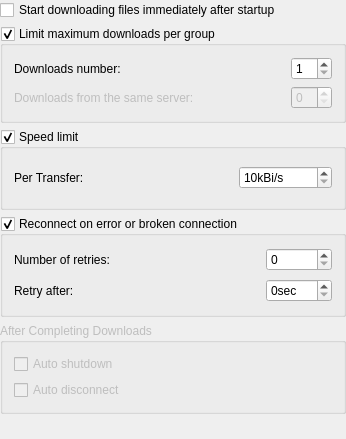
Above: conf/dlgnetwork.ui from KDE/kget before the change. Below: the same form after it.
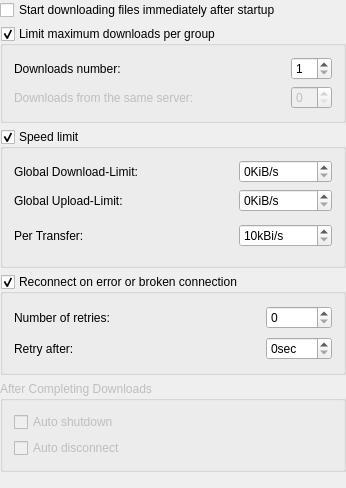
That is the form after the change.

Commit message: *Add new TransferGroupScheduler class *Add support for Global-Speedlimits in it *Add configuration option to the config-dialog *Better usage for p2p-plugins in Transfer-Groups    *speed ---> downloadSpeed    *processedSize ---> downloadedSize

```diff
--- a/conf/dlgnetwork.ui
+++ b/conf/dlgnetwork.ui
@@ -6,7 +6,7 @@
     <x>0</x>
     <y>0</y>
     <width>346</width>
-    <height>439</height>
+    <height>488</height>
    </rect>
   </property>
   <layout class="QVBoxLayout" >
@@ -94,14 +94,14 @@
       <bool>true</bool>
      </property>
      <layout class="QGridLayout" >
-      <item row="0" column="0" >
+      <item row="2" column="0" >
        <widget class="QLabel" name="lb_per_transfer" >
         <property name="text" >
          <string>Per Transfer:</string>
         </property>
        </widget>
       </item>
-      <item row="0" column="1" >
+      <item row="2" column="1" >
        <spacer>
         <property name="orientation" >
          <enum>Qt::Horizontal</enum>
@@ -117,7 +117,7 @@
         </property>
        </spacer>
       </item>
-      <item row="0" column="2" >
+      <item row="2" column="2" >
        <widget class="QSpinBox" name="kcfg_TransferSpeedLimit" >
         <property name="suffix" >
          <string>kBi/s</string>
@@ -133,6 +133,60 @@
         </property>
        </widget>
       </item>
+      <item row="0" column="0" >
+       <widget class="QLabel" name="dllimitlb" >
+        <property name="text" >
+         <string>Global Download-Limit:</string>
+        </property>
+       </widget>
+      </item>
+      <item row="1" column="0" >
+       <widget class="QLabel" name="label_2" >
+        <property name="text" >
+         <string>Global Upload-Limit:</string>
+        </property>
+       </widget>
+      </item>
+      <item row="0" column="2" >
+       <widget class="QSpinBox" name="kcfg_GlobalDownloadLimit" >
+        <property name="suffix" >
+         <string>KiB/s</string>
+        </property>
+       </widget>
+      </item>
+      <item row="1" column="2" >
+       <widget class="QSpinBox" name="kcfg_GlobalUploadLimit" >
+        <property name="suffix" >
+         <string>KiB/s</string>
+        </property>
+       </widget>
+      </item>
+      <item row="0" column="1" >
+       <spacer>
+        <property name="orientation" >
+         <enum>Qt::Horizontal</enum>
+        </property>
+        <property name="sizeHint" >
+         <size>
+          <width>40</width>
+          <height>20</height>
+         </size>
+        </property>
+       </spacer>
+      </item>
+      <item row="1" column="1" >
+       <spacer>
+        <property name="orientation" >
+         <enum>Qt::Horizontal</enum>
+        </property>
+        <property name="sizeHint" >
+         <size>
+          <width>40</width>
+          <height>20</height>
+         </size>
+        </property>
+       </spacer>
+      </item>
      </layout>
     </widget>
    </item>
```
The commit also changes 16 other files.
